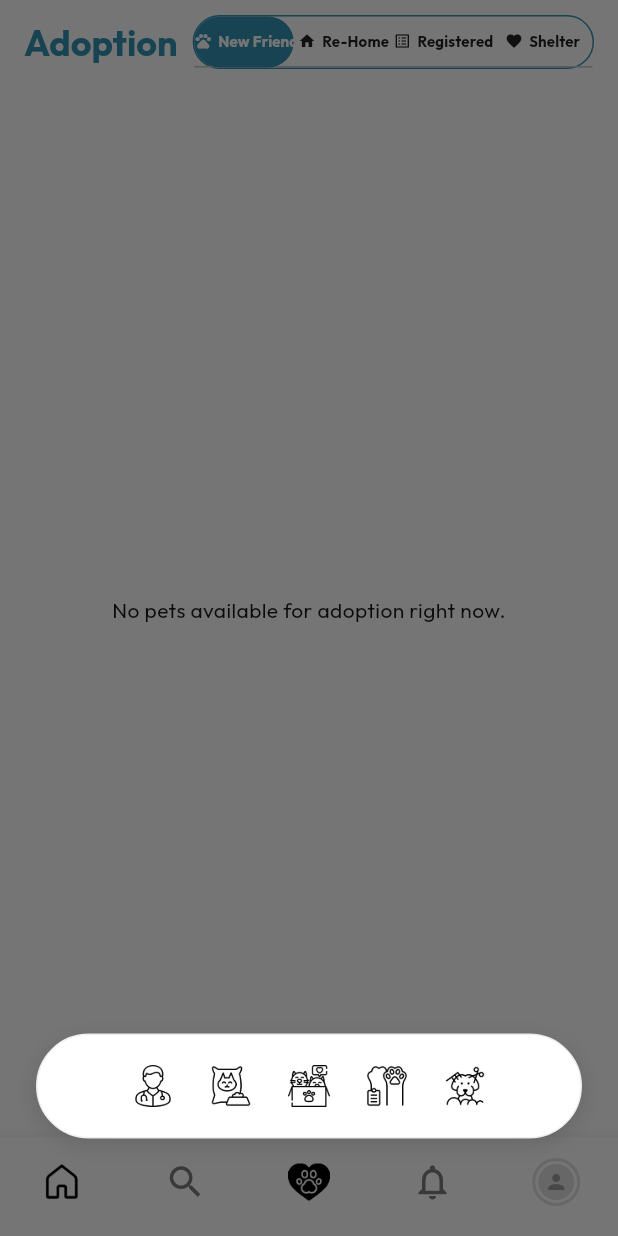
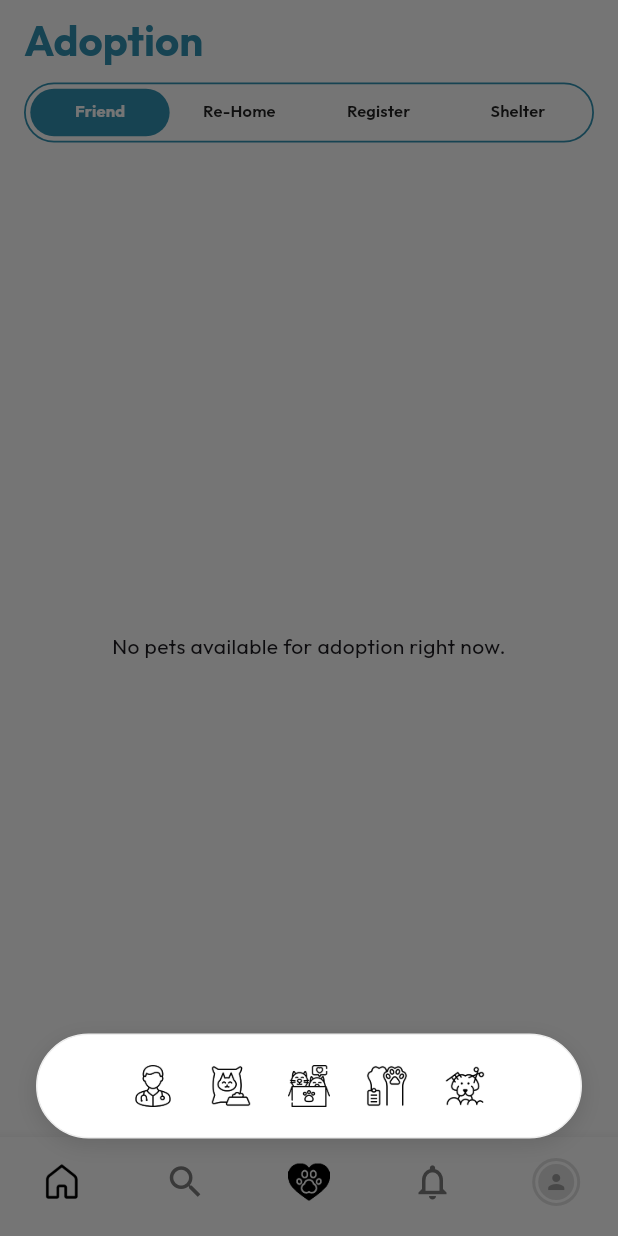
Before and after one commit to AfnanAnikk/Pet-Town-SE-Lab-Spring-26-, a Flutter app: the AdoptionPage screen opened directly, item 3 of the bottom bar chosen, on a phone screen of 412 x 824 dp. Run offline on Flutter 3.47's test engine with Material 3 defaults, Android fonts, the phone set to English and light mode, and no system bars; our stand-ins replace google_fonts, image_picker, shared_preferences, socket_io_client; missing offline and left inert: crop_your_image, zego_uikit_prebuilt_call; accounts and stored records are empty; network calls fail.

Commit message:
Adoption Update 1

```diff
--- a/lib/pages/adoption/adoption_page.dart
+++ b/lib/pages/adoption/adoption_page.dart
@@ -36,77 +36,59 @@ class _AdoptionPageState extends State<AdoptionPage> with SingleTickerProviderSt
         backgroundColor: Colors.white,
         elevation: 0,
         automaticallyImplyLeading: false,
-        title: Row(
+        toolbarHeight: 104,
+        titleSpacing: 16,
+        title: Column(
+          crossAxisAlignment: CrossAxisAlignment.start,
+          mainAxisSize: MainAxisSize.min,
           children: [
             Text(
               'Adoption',
               style: GoogleFonts.outfit(
                 color: const Color(0xFF3293B3),
-                fontSize: 24,
+                fontSize: 28,
                 fontWeight: FontWeight.bold,
               ),
             ),
-            const SizedBox(width: 10),
-            Expanded(
+            const SizedBox(height: 10),
+            SizedBox(
+              height: 40,
+              width: MediaQuery.of(context).size.width - 32,
               child: Container(
-                height: 36,
+                padding: const EdgeInsets.all(3),
                 decoration: BoxDecoration(
                   color: Colors.white,
-                  borderRadius: BorderRadius.circular(20),
-                  border: Border.all(color: const Color(0xFF3293B3), width: 1),
+                  borderRadius: BorderRadius.circular(24),
+                  border: Border.all(
+                    color: const Color(0xFF3293B3),
+                    width: 1.2,
+                  ),
                 ),
                 child: TabBar(
                   controller: _tabController,
+                  isScrollable: false,
+                  dividerColor: Colors.transparent,
                   indicator: BoxDecoration(
-                    borderRadius: BorderRadius.circular(20),
+                    borderRadius: BorderRadius.circular(22),
                     color: const Color(0xFF3293B3),
                   ),
+                  indicatorSize: TabBarIndicatorSize.tab,
                   labelColor: Colors.white,
                   unselectedLabelColor: Colors.black87,
-                  indicatorSize: TabBarIndicatorSize.tab,
                   labelPadding: EdgeInsets.zero,
-                  labelStyle: GoogleFonts.outfit(fontSize: 10, fontWeight: FontWeight.bold),
+                  labelStyle: GoogleFonts.outfit(
+                    fontSize: 11,
+                    fontWeight: FontWeight.bold,
+                  ),
+                  unselectedLabelStyle: GoogleFonts.outfit(
+                    fontSize: 11,
+                    fontWeight: FontWeight.w600,
+                  ),
                   tabs: const [
-                    Tab(
-                      child: Row(
-                        mainAxisAlignment: MainAxisAlignment.center,
-                        children: [
-                          Icon(Icons.pets, size: 12),
-                          SizedBox(width: 4),
-                          Text('New Friend', overflow: TextOverflow.ellipsis),
-                        ],
-                      ),
-                    ),
-                    Tab(
-                      child: Row(
-                        mainAxisAlignment: MainAxisAlignment.center,
-                        children: [
-                          Icon(Icons.home, size: 12),
-                          SizedBox(width: 4),
-                          Text('Re-Home', overflow: TextOverflow.ellipsis),
-                        ],
-                      ),
-                    ),
-                    Tab(
-                      child: Row(
-                        mainAxisAlignment: MainAxisAlignment.center,
-                        children: [
-                          Icon(Icons.list_alt, size: 12),
-                          SizedBox(width: 4),
-                          Text('Registered', overflow: TextOverflow.ellipsis),
-                        ],
-                      ),
-                    ),
-                    Tab(
-                      child: Row(
-                        mainAxisAlignment: MainAxisAlignment.center,
-                        children: [
-                          Icon(Icons.favorite, size: 12),
-                          SizedBox(width: 4),
-                          Text('Shelter', overflow: TextOverflow.ellipsis),
-                        ],
-                      ),
-                    ),
+                    Tab(child: Text('Friend')),
+                    Tab(child: Text('Re-Home')),
+                    Tab(child: Text('Register')),
+                    Tab(child: Text('Shelter')),
                   ],
                 ),
               ),
```
Also changed, not shown: lib/pages/adoption/rehome_page.dart (+99 -20 lines), lib/services/api_service.dart (+14 -0 lines).
